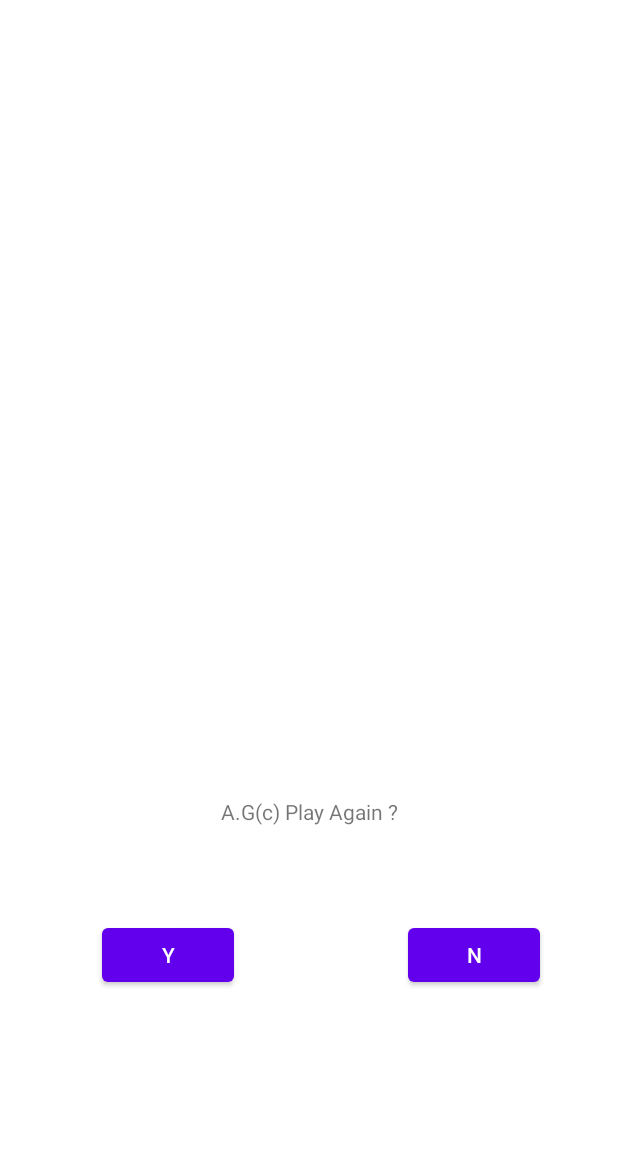
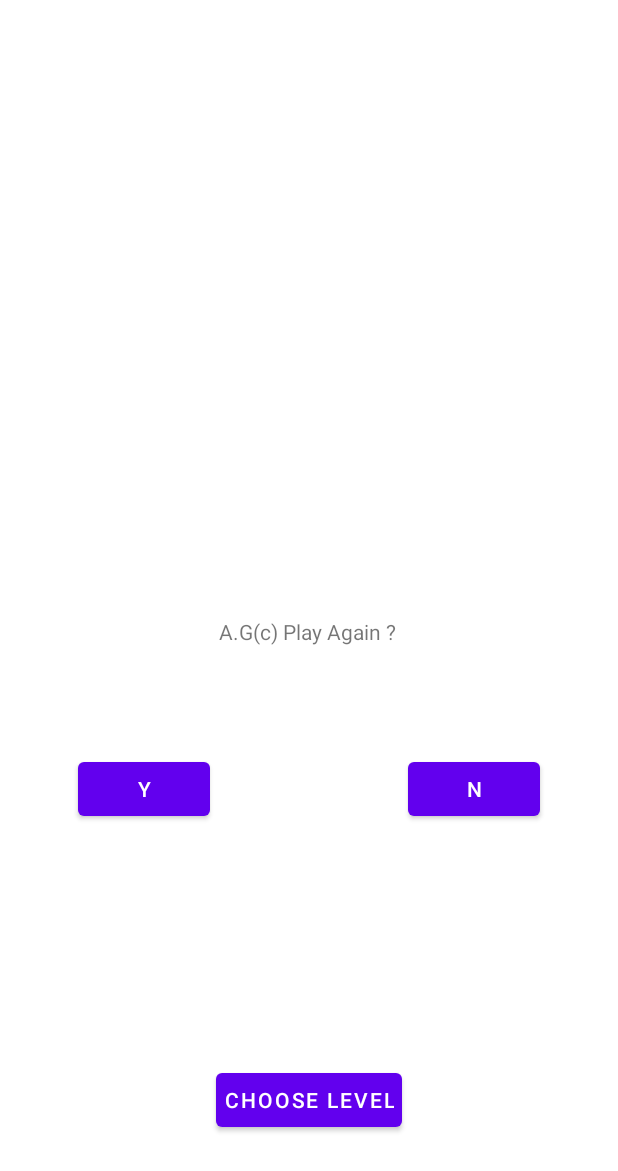
Before and after one commit to amitgolan1970/casio_watch_game, an Android app: the layout activity_end_game.xml on its own in the app's theme, with its tools: preview values and no code run, on a phone screen of 412 x 824 dp. Shown: the top 1171 px of the screen. Run offline under Robolectric (Android 15) with nearby library versions, the phone set to English and light mode, and no system bars.

Commit message:
modified to support game levels

```diff
--- a/app/src/main/res/layout/activity_end_game.xml
+++ b/app/src/main/res/layout/activity_end_game.xml
@@ -15,10 +15,10 @@
         android:gravity="center|center_horizontal"
         app:layout_constraintBottom_toBottomOf="parent"
         app:layout_constraintEnd_toEndOf="parent"
-        app:layout_constraintHorizontal_bias="0.498"
+        app:layout_constraintHorizontal_bias="0.509"
         app:layout_constraintStart_toStartOf="parent"
         app:layout_constraintTop_toTopOf="parent"
-        app:layout_constraintVertical_bias="0.051" />
+        app:layout_constraintVertical_bias="0.0" />
 
     <TextView
         android:id="@+id/scoringInfoTxtId"
@@ -33,27 +33,28 @@
 
     <TextView
         android:id="@+id/palyAgainTxtId"
-        android:layout_width="wrap_content"
-        android:layout_height="wrap_content"
+        android:layout_width="141dp"
+        android:layout_height="42dp"
         android:gravity="center"
         android:text="A.G(c) Play Again ?"
         app:layout_constraintBottom_toBottomOf="parent"
         app:layout_constraintEnd_toEndOf="parent"
+        app:layout_constraintHorizontal_bias="0.496"
         app:layout_constraintStart_toStartOf="parent"
         app:layout_constraintTop_toBottomOf="@+id/scoringInfoTxtId"
-        app:layout_constraintVertical_bias="0.527" />
+        app:layout_constraintVertical_bias="0.356" />
 
     <Button
         android:id="@+id/yesBtnId"
         android:layout_width="wrap_content"
         android:layout_height="wrap_content"
-        android:layout_marginStart="68dp"
+        android:layout_marginStart="52dp"
         android:layout_marginTop="60dp"
         android:text="Y"
         app:layout_constraintBottom_toBottomOf="parent"
         app:layout_constraintStart_toStartOf="parent"
         app:layout_constraintTop_toBottomOf="@+id/palyAgainTxtId"
-        app:layout_constraintVertical_bias="0.013" />
+        app:layout_constraintVertical_bias="0.0" />
 
     <Button
         android:id="@+id/noBtnId"
@@ -65,7 +66,7 @@
         app:layout_constraintBottom_toBottomOf="parent"
         app:layout_constraintEnd_toEndOf="parent"
         app:layout_constraintTop_toBottomOf="@+id/palyAgainTxtId"
-        app:layout_constraintVertical_bias="0.013" />
+        app:layout_constraintVertical_bias="0.0" />
 
     <TextView
         android:id="@+id/highScoreInfotxtId"
@@ -77,10 +78,9 @@
         android:padding="5dp"
         app:layout_constraintBottom_toTopOf="@+id/palyAgainTxtId"
         app:layout_constraintEnd_toEndOf="parent"
-        app:layout_constraintHorizontal_bias="0.503"
         app:layout_constraintStart_toStartOf="parent"
         app:layout_constraintTop_toBottomOf="@+id/scoringInfoTxtId"
-        app:layout_constraintVertical_bias="0.382"
+        app:layout_constraintVertical_bias="0.19"
         tools:visibility="invisible" />
 
     <Button
@@ -94,7 +94,22 @@
         android:visibility="invisible"
         app:layout_constraintBottom_toTopOf="@+id/palyAgainTxtId"
         app:layout_constraintEnd_toEndOf="parent"
+        app:layout_constraintHorizontal_bias="0.503"
         app:layout_constraintStart_toStartOf="parent"
         app:layout_constraintTop_toBottomOf="@+id/highScoreInfotxtId"
-        app:layout_constraintVertical_bias="0.15" />
+        app:layout_constraintVertical_bias="0.391" />
+
+    <Button
+        android:id="@+id/chooseGameLevelBtnId"
+        android:layout_width="wrap_content"
+        android:layout_height="wrap_content"
+        android:layout_margin="5dp"
+        android:gravity="center"
+        android:padding="5dp"
+        android:text="Choose level"
+        app:layout_constraintBottom_toBottomOf="parent"
+        app:layout_constraintEnd_toEndOf="parent"
+        app:layout_constraintStart_toStartOf="parent"
+        app:layout_constraintTop_toBottomOf="@+id/palyAgainTxtId"
+        app:layout_constraintVertical_bias="0.81" />
 </androidx.constraintlayout.widget.ConstraintLayout>
```
Also changed, not shown: app/src/main/AndroidManifest.xml (+15 -4 lines), app/src/main/java/org/golanamit/casiowatchgameretro/Board.java (+30 -1 lines), app/src/main/java/org/golanamit/casiowatchgameretro/EndGame.java (+7 -1 lines), app/src/main/java/org/golanamit/casiowatchgameretro/MainActivity.java (+25 -2 lines).
